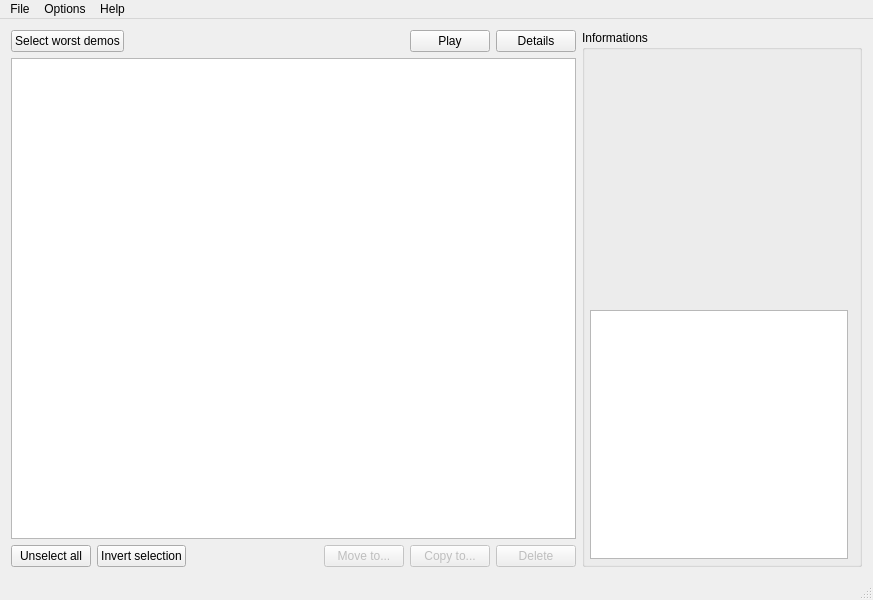
Above: src/mainwindow.ui from sousix/QDM68 before the change. Below: the same form after it.
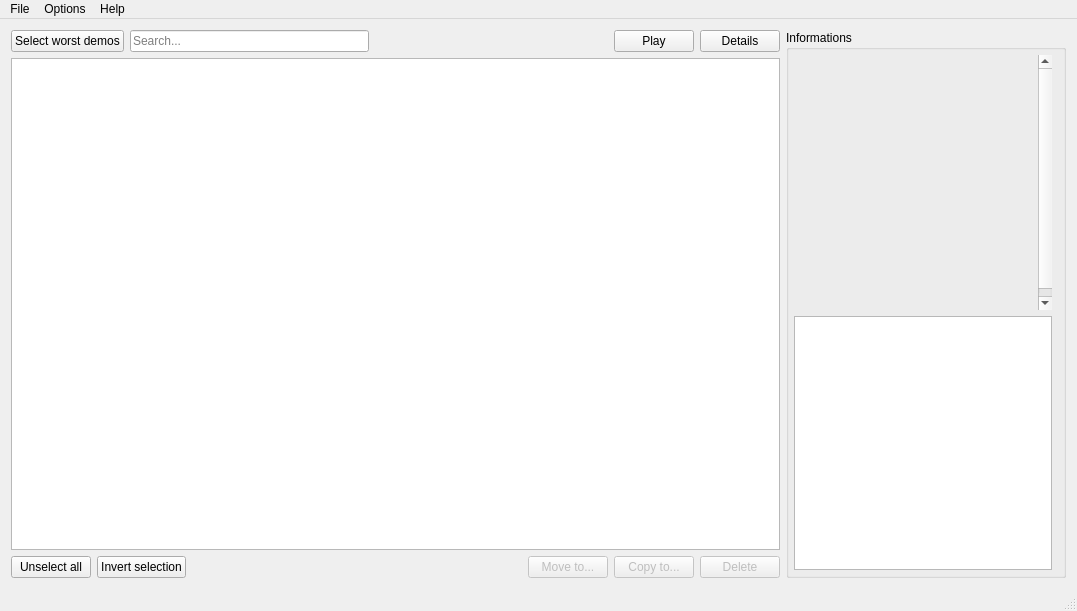
That is the form after the change. Icons and pictures are not drawn. Custom widgets are drawn as their Qt base class.

Commit message: Add a search functionnality to filter demos

Diff of the .ui file:
```diff
--- a/src/mainwindow.ui
+++ b/src/mainwindow.ui
@@ -6,8 +6,8 @@
    <rect>
     <x>0</x>
     <y>0</y>
-    <width>873</width>
-    <height>600</height>
+    <width>1077</width>
+    <height>611</height>
    </rect>
   </property>
   <property name="sizePolicy">
@@ -51,6 +51,13 @@
           </property>
          </widget>
         </item>
+        <item>
+         <widget class="QLineEdit" name="lineSearch">
+          <property name="placeholderText">
+           <string>Search...</string>
+          </property>
+         </widget>
+        </item>
         <item>
          <spacer name="horizontalSpacer">
           <property name="orientation">
@@ -180,7 +187,7 @@
     <item>
      <widget class="QGroupBox" name="demoInfosBox">
       <property name="sizePolicy">
-       <sizepolicy hsizetype="Fixed" vsizetype="Preferred">
+       <sizepolicy hsizetype="Maximum" vsizetype="Preferred">
         <horstretch>0</horstretch>
         <verstretch>0</verstretch>
        </sizepolicy>
@@ -261,10 +268,13 @@
           <string notr="true">&lt;!DOCTYPE HTML PUBLIC &quot;-//W3C//DTD HTML 4.0//EN&quot; &quot;http://www.w3.org/TR/REC-html40/strict.dtd&quot;&gt;
 &lt;html&gt;&lt;head&gt;&lt;meta name=&quot;qrichtext&quot; content=&quot;1&quot; /&gt;&lt;style type=&quot;text/css&quot;&gt;
 p, li { white-space: pre-wrap; }
-&lt;/style&gt;&lt;/head&gt;&lt;body style=&quot; font-family:'MS Shell Dlg 2'; font-size:10pt; font-weight:400; font-style:normal;&quot;&gt;
+&lt;/style&gt;&lt;/head&gt;&lt;body style=&quot; font-family:'Sans'; font-size:10pt; font-weight:400; font-style:normal;&quot;&gt;
 &lt;table border=&quot;0&quot; style=&quot;-qt-table-type: root; margin-top:4px; margin-bottom:4px; margin-left:4px; margin-right:4px;&quot;&gt;
 &lt;tr&gt;
 &lt;td style=&quot;border: none;&quot;&gt;
+&lt;p style=&quot;-qt-paragraph-type:empty; margin-top:0px; margin-bottom:0px; margin-left:0px; margin-right:0px; -qt-block-indent:0; text-indent:0px;&quot;&gt;&lt;/p&gt;
+&lt;p style=&quot;-qt-paragraph-type:empty; margin-top:0px; margin-bottom:0px; margin-left:0px; margin-right:0px; -qt-block-indent:0; text-indent:0px;&quot;&gt;&lt;/p&gt;
+&lt;p style=&quot;-qt-paragraph-type:empty; margin-top:0px; margin-bottom:0px; margin-left:0px; margin-right:0px; -qt-block-indent:0; text-indent:0px; font-family:'MS Shell Dlg 2';&quot;&gt;&lt;/p&gt;
 &lt;p style=&quot;-qt-paragraph-type:empty; margin-top:0px; margin-bottom:0px; margin-left:0px; margin-right:0px; -qt-block-indent:0; text-indent:0px; font-family:'Ubuntu';&quot;&gt;&lt;/p&gt;
 &lt;p style=&quot;-qt-paragraph-type:empty; margin-top:0px; margin-bottom:0px; margin-left:0px; margin-right:0px; -qt-block-indent:0; text-indent:0px; font-family:'Ubuntu';&quot;&gt;&lt;/p&gt;
 &lt;p style=&quot;-qt-paragraph-type:empty; margin-top:0px; margin-bottom:0px; margin-left:0px; margin-right:0px; -qt-block-indent:0; text-indent:0px; font-family:'Ubuntu';&quot;&gt;&lt;/p&gt;
@@ -277,7 +287,7 @@
 &lt;p style=&quot;-qt-paragraph-type:empty; margin-top:0px; margin-bottom:0px; margin-left:0px; margin-right:0px; -qt-block-indent:0; text-indent:0px; font-family:'Ubuntu';&quot;&gt;&lt;/p&gt;
 &lt;p style=&quot;-qt-paragraph-type:empty; margin-top:0px; margin-bottom:0px; margin-left:0px; margin-right:0px; -qt-block-indent:0; text-indent:0px; font-family:'Ubuntu';&quot;&gt;&lt;/p&gt;
 &lt;p style=&quot;-qt-paragraph-type:empty; margin-top:0px; margin-bottom:0px; margin-left:0px; margin-right:0px; -qt-block-indent:0; text-indent:0px; font-family:'Ubuntu'; font-size:11pt;&quot;&gt;&lt;/p&gt;
-&lt;p style=&quot;-qt-paragraph-type:empty; margin-top:0px; margin-bottom:0px; margin-left:0px; margin-right:0px; -qt-block-indent:0; text-indent:0px; font-size:8pt;&quot;&gt;&lt;/p&gt;&lt;/td&gt;&lt;/tr&gt;&lt;/table&gt;&lt;/body&gt;&lt;/html&gt;</string>
+&lt;p style=&quot;-qt-paragraph-type:empty; margin-top:0px; margin-bottom:0px; margin-left:0px; margin-right:0px; -qt-block-indent:0; text-indent:0px; font-family:'MS Shell Dlg 2'; font-size:8pt;&quot;&gt;&lt;/p&gt;&lt;/td&gt;&lt;/tr&gt;&lt;/table&gt;&lt;/body&gt;&lt;/html&gt;</string>
          </property>
          <property name="textInteractionFlags">
           <set>Qt::TextSelectableByKeyboard|Qt::TextSelectableByMouse</set>
@@ -369,8 +379,8 @@
     <rect>
      <x>0</x>
      <y>0</y>
-     <width>873</width>
-     <height>20</height>
+     <width>1077</width>
+     <height>23</height>
     </rect>
    </property>
    <widget class="QMenu" name="menuFile">
```
Left out of the diff: 3 changed lines with no effect on the pictures. The commit also changes 5 other files.
